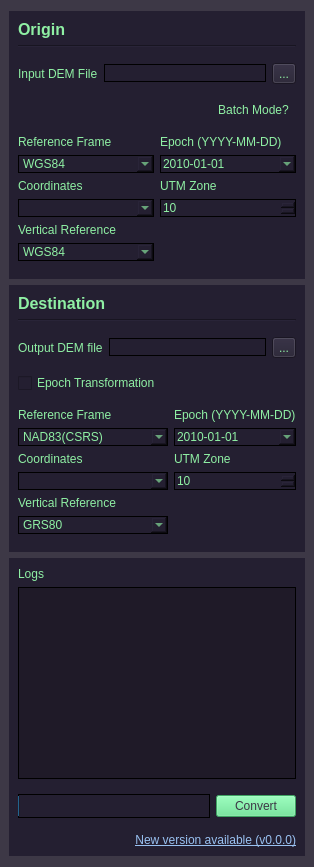
Qt form src/ras_trx/resources/mainwindow.ui (HakaiInstitute/RAS-TRX) before a commit.
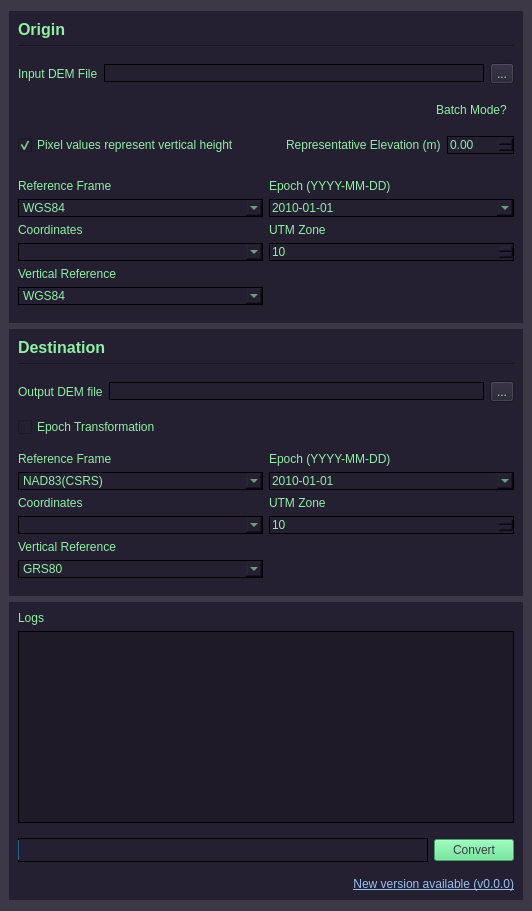
The same form after that commit.

Commit message: feat: add 2D mode checkbox and elevation spinner to mainwindow.ui

```diff
--- a/src/ras_trx/resources/mainwindow.ui
+++ b/src/ras_trx/resources/mainwindow.ui
@@ -147,6 +147,73 @@
         </layout>
        </widget>
       </item>
+      <item>
+       <widget class="QWidget" name="widget_vertical_mode" native="true">
+        <layout class="QHBoxLayout" name="horizontalLayout_5">
+         <property name="leftMargin">
+          <number>0</number>
+         </property>
+         <property name="rightMargin">
+          <number>0</number>
+         </property>
+         <item>
+          <widget class="QCheckBox" name="checkBox_use_vertical_transform">
+           <property name="text">
+            <string>Pixel values represent vertical height</string>
+           </property>
+           <property name="checked">
+            <bool>true</bool>
+           </property>
+          </widget>
+         </item>
+         <item>
+          <spacer name="horizontalSpacer_2">
+           <property name="orientation">
+            <enum>Qt::Horizontal</enum>
+           </property>
+           <property name="sizeHint" stdset="0">
+            <size>
+             <width>40</width>
+             <height>20</height>
+            </size>
+           </property>
+          </spacer>
+         </item>
+         <item>
+          <widget class="QLabel" name="label_representative_elevation">
+           <property name="enabled">
+            <bool>false</bool>
+           </property>
+           <property name="text">
+            <string>Representative Elevation (m)</string>
+           </property>
+           <property name="buddy">
+            <cstring>doubleSpinBox_representative_elevation</cstring>
+           </property>
+          </widget>
+         </item>
+         <item>
+          <widget class="QDoubleSpinBox" name="doubleSpinBox_representative_elevation">
+           <property name="enabled">
+            <bool>false</bool>
+           </property>
+           <property name="styleSheet">
+            <string notr="true">border : 1px solid black;</string>
+           </property>
+           <property name="minimum">
+            <double>-500.000000000000000</double>
+           </property>
+           <property name="maximum">
+            <double>9000.000000000000000</double>
+           </property>
+           <property name="value">
+            <double>0.000000000000000</double>
+           </property>
+          </widget>
+         </item>
+        </layout>
+       </widget>
+      </item>
       <item>
        <widget class="QWidget" name="widget_input_options" native="true">
         <layout class="QGridLayout" name="gridLayout">
```
Left out of the diff: 1 changed line with no effect on the pictures.
